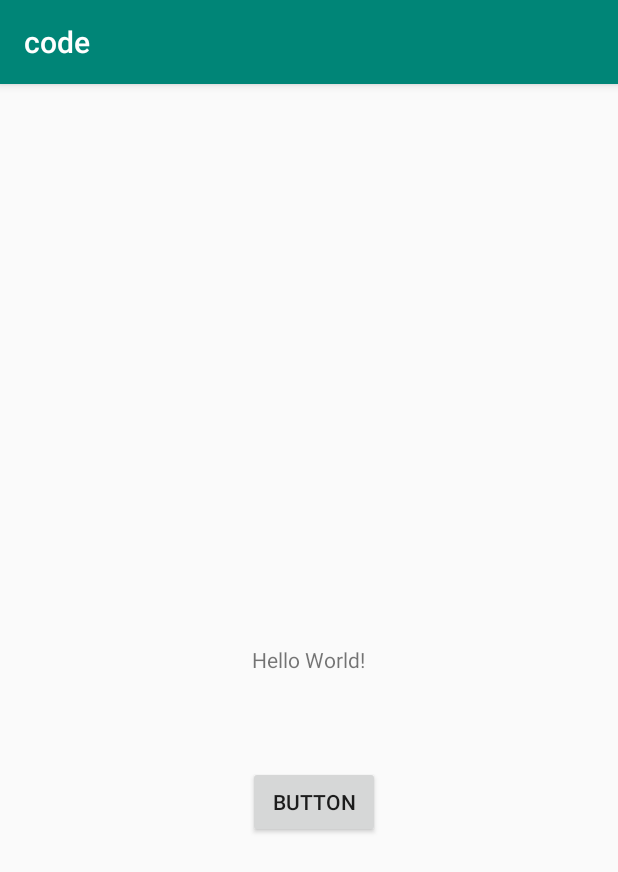
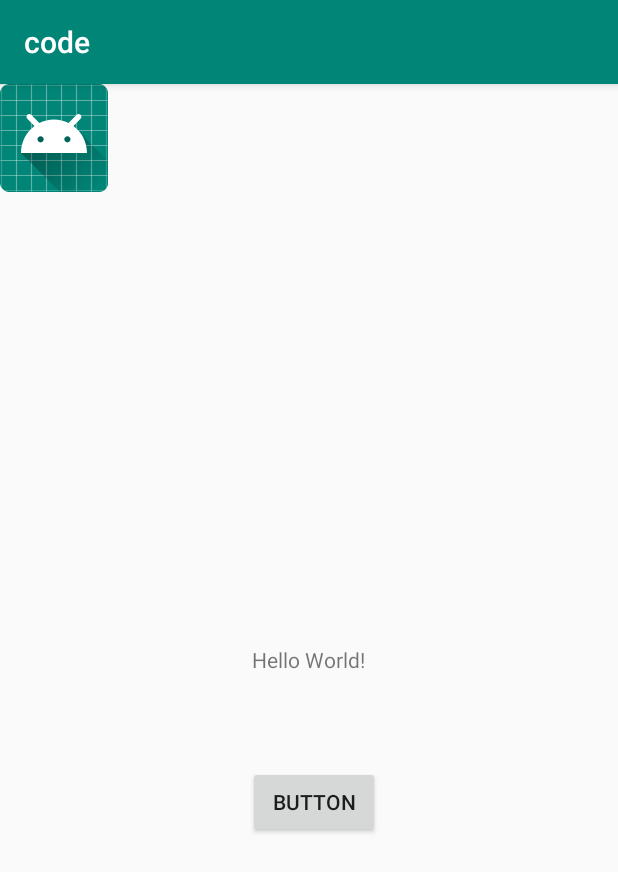
Before and after one commit to Moinul2019/LabFinal, an Android app: the screen it shows after launch (MainActivity), on a phone screen of 412 x 824 dp. Shown: the top 872 px of the screen. Run offline under Robolectric (Android 15) with nearby library versions, the phone set to English and light mode, and no system bars.

Commit message:
2nd commit

```diff
--- a/app/src/main/res/layout/activity_main.xml
+++ b/app/src/main/res/layout/activity_main.xml
@@ -27,5 +27,11 @@
         android:layout_marginBottom="265dp"
         android:text="Button" />
 
+    <ImageView
+        android:id="@+id/imageView"
+        android:layout_width="wrap_content"
+        android:layout_height="wrap_content"
+        app:srcCompat="@mipmap/ic_launcher" />
+
 
 </RelativeLayout>
```
Also changed, not shown: app/src/main/java/com/example/code/MainActivity.java (line endings or trailing spaces).
